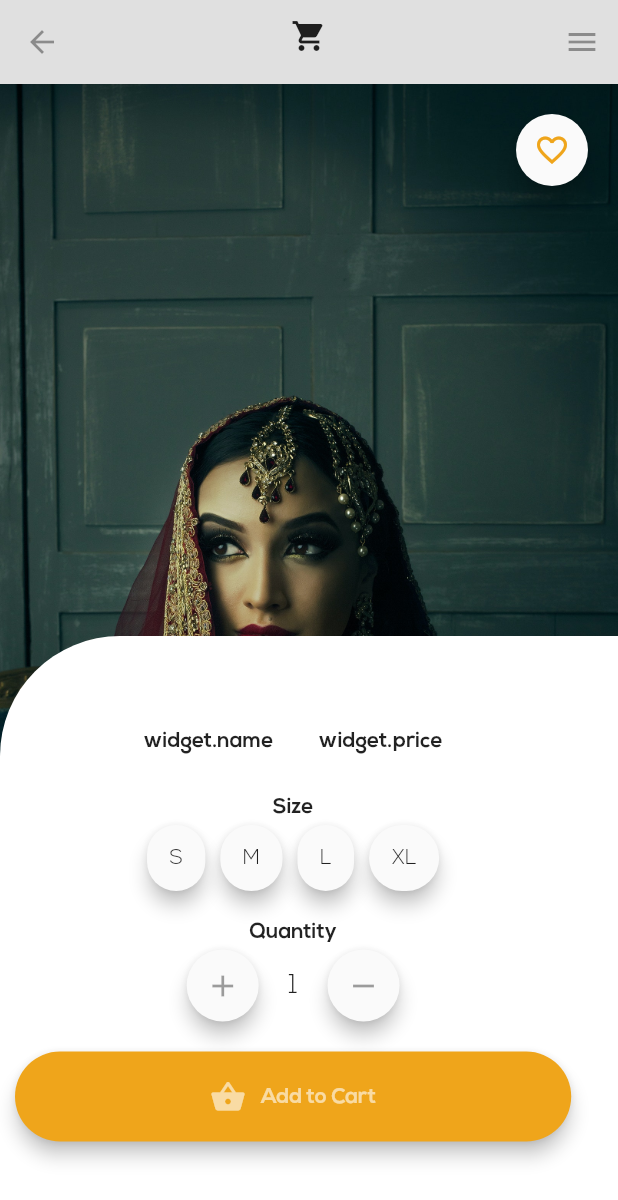
After one commit to Sunny1987/shoppingapp2, a Flutter app: the ProductDisplayPage screen opened directly, after a tap on "Prod", on a phone screen of 412 x 824 dp. The commit adds this screen. Shown: the top 1200 px of the screen. Run offline on Flutter 3.47's test engine with Material 2 defaults, Android fonts, the phone set to English and light mode, and no system bars.

Commit message:
3rd Commit: product details page update

```diff
--- a/lib/views/homepage_view.dart
+++ b/lib/views/homepage_view.dart
@@ -24,9 +24,8 @@ class _HomePageState extends State<HomePage> {
           elevation: 0.0,
           backgroundColor: Colors.grey.shade300,
           iconTheme: new IconThemeData(color: Colors.black38),
-          // actions: <Widget>[
-          //   IconButton(icon: Icon(Icons.search), onPressed: (){})
-          // ],
+          flexibleSpace: IconButton(icon: Icon(Icons.shopping_cart), onPressed: () {}),
+
         ),
         endDrawer: Drawer(),
         body: Container(
--- /dev/null
+++ b/lib/views/product_details.dart
@@ -0,0 +1,343 @@
+import 'package:flutter/material.dart';
+import 'package:shoppingapp2/app_consts/app_var.dart';
+
+class ProductDetailsPage extends StatefulWidget {
+  static String id = 'productdetails';
+
+  final String image;
+  final String name;
+  final String price;
+
+  ProductDetailsPage({this.image, this.name, this.price});
+
+  @override
+  _ProductDetailsPageState createState() => _ProductDetailsPageState();
+}
+
+class _ProductDetailsPageState extends State<ProductDetailsPage>
+    with SingleTickerProviderStateMixin {
+  AnimationController _controller;
+  Animation<double> tween;
+
+  @override
+  void initState() {
+    super.initState();
+    _controller =
+        AnimationController(vsync: this, duration: Duration(milliseconds: 300));
+    tween = Tween<double>(begin: 300, end: 0).animate(_controller)
+      ..addListener(() {
+        setState(() {});
+      });
+    _controller.forward();
+  }
+
+  @override
+  void dispose() {
+    _controller.dispose();
+    super.dispose();
+  }
+
+  @override
+  Widget build(BuildContext context) {
+    return SafeArea(
+      child: Scaffold(
+        appBar: AppBar(
+          elevation: 0.0,
+          backgroundColor: Colors.grey.shade300,
+          iconTheme: new IconThemeData(color: Colors.black38),
+          flexibleSpace:
+              IconButton(icon: Icon(Icons.shopping_cart), onPressed: () {}),
+        ),
+        endDrawer: Drawer(),
+        body: Container(
+          child: Column(
+            children: <Widget>[
+              Expanded(
+                child: Container(
+                  decoration: BoxDecoration(
+                    image: DecorationImage(
+                        image: AssetImage(widget.image), fit: BoxFit.cover),
+                  ),
+                  child: Column(
+                    children: <Widget>[
+                      SizedBox(
+                        height: 20,
+                      ),
+                      Row(
+                        mainAxisAlignment: MainAxisAlignment.end,
+                        children: <Widget>[
+                          Padding(
+                            padding: const EdgeInsets.only(right: 20.0),
+                            child: Material(
+                              elevation: 8.0,
+                              borderRadius: BorderRadius.circular(30.0),
+                              child: IconButton(
+                                  icon: Icon(
+                                    Icons.favorite_border,
+                                    color: Color(myyellow),
+                                  ),
+                                  onPressed: () {}),
+                            ),
+                          )
+                        ],
+                      ),
+                      SizedBox(
+                        height: 300,
+                      ),
+                      Expanded(
+                        //flex: 4,
+                        child: Row(
+                          children: <Widget>[
+                            SizedBox(
+                              width: tween.value,
+                            ),
+                            Expanded(
+                              child: Container(
+                                padding: EdgeInsets.symmetric(horizontal: 10.0),
+                                decoration: BoxDecoration(
+                                    color: Colors.white,
+                                    borderRadius: BorderRadius.only(
+                                      topLeft: Radius.circular(80.0),
+                                      //topRight: Radius.circular(20.0)
+                                    )),
+                                child: ListView(
+                                  scrollDirection: Axis.horizontal,
+                                  children: <Widget>[
+                                    Column(
+                                      mainAxisAlignment:
+                                          MainAxisAlignment.center,
+                                      //crossAxisAlignment: CrossAxisAlignment.stretch,
+                                      children: <Widget>[
+                                        // SizedBox(
+                                        //   height: 0,
+                                        // ),
+                                        Row(
+                                          children: <Widget>[
+                                            Text('widget.name',
+                                                style: TextStyle(
+                                                    fontFamily: 'Nexa',
+                                                    fontWeight:
+                                                        FontWeight.bold)),
+                                            SizedBox(
+                                              width: 30,
+                                            ),
+                                            Text('widget.price',
+                                                style: TextStyle(
+                                                    fontFamily: 'Nexa',
+                                                    fontWeight:
+                                                        FontWeight.bold)),
+                                          ],
+                                        ),
+                                        SizedBox(
+                                          height: 30,
+                                        ),
+                                        Row(
+                                          mainAxisAlignment:
+                                              MainAxisAlignment.start,
+                                          children: <Widget>[
+                                            // SizedBox(
+                                            //   width: 40,
+                                            // ),
+                                            Text('Size',
+                                                style: TextStyle(
+                                                    fontFamily: 'Nexa',
+                                                    fontWeight:
+                                                        FontWeight.bold)),
+                                          ],
+                                        ),
+                                        SizedBox(
+                                          height: 5.0,
+                                        ),
+                                        Row(
+                                          mainAxisAlignment:
+                                              MainAxisAlignment.spaceEvenly,
+                                          children: <Widget>[
+                                            InkWell(
+                                              onTap: () {},
+                                              child: Material(
+                                                  elevation: 5.0,
+                                                  borderRadius:
+                                                      BorderRadius.circular(
+                                                          30.0),
+                                                  child: Padding(
+                                                    padding:
+                                                        const EdgeInsets.all(
+                                                            15.0),
+                                                    child: Text(
+                                                      'S',
+                                                      style: TextStyle(
+                                                          fontFamily: 'Nexa'),
+                                                    ),
+                                                  )),
+                                            ),
+                                            SizedBox(
+                                              width: 10,
+                                            ),
+                                            InkWell(
+                                              onTap: () {},
+                                              child: Material(
+                                                  elevation: 5.0,
+                                                  borderRadius:
+                                                      BorderRadius.circular(
+                                                          30.0),
+                                                  child: Padding(
+                                                    padding:
+                                                        const EdgeInsets.all(
+                                                            15.0),
+                                                    child: Text(
+                                                      'M',
+                                                      style: TextStyle(
+                                                          fontFamily: 'Nexa'),
+                                                    ),
+                                                  )),
+                                            ),
+                                            SizedBox(
+                                              width: 10,
+                                            ),
+                                            InkWell(
+                                              onTap: () {},
+                                              child: Material(
+                                                  elevation: 5.0,
+                                                  borderRadius:
+                                                      BorderRadius.circular(
+                                                          30.0),
+                                                  child: Padding(
+                                                    padding:
+                                                        const EdgeInsets.all(
+                                                            15.0),
+                                                    child: Text(
+                                                      'L',
+                                                      style: TextStyle(
+                                                          fontFamily: 'Nexa'),
+                                                    ),
+                                                  )),
+                                            ),
+                                            SizedBox(
+                                              width: 10,
+                                            ),
+                                            InkWell(
+                                              onTap: () {},
+                                              child: Material(
+                                                  elevation: 5.0,
+                                                  borderRadius:
+                                                      BorderRadius.circular(
+                                                          30.0),
+                                                  child: Padding(
+                                                    padding:
+                                                        const EdgeInsets.all(
+                                                            15.0),
+                                                    child: Text(
+                                                      'XL',
+                                                      style: TextStyle(
+                                                          fontFamily: 'Nexa'),
+                                                    ),
+                                                  )),
+                                            ),
+                                          ],
+                                        ),
+                                        SizedBox(
+                                          height: 20.0,
+                                        ),
+                                        Row(
+                                          children: <Widget>[
+                                            Text('Quantity',
+                                                style: TextStyle(
+                                                    fontFamily: 'Nexa',
+                                                    fontWeight:
+                                                        FontWeight.bold)),
+                                          ],
+                                        ),
+                                        SizedBox(
+                                          height: 5.0,
+                                        ),
+                                        Row(
+                                          //mainAxisAlignment: MainAxisAlignment.spaceEvenly,
+                                          children: <Widget>[
+                                            Material(
+                                                elevation: 5.0,
+                                                borderRadius:
+                                                    BorderRadius.circular(30.0),
+                                                child: IconButton(
+                                                    icon: Icon(Icons.add),
+                                                    onPressed: null)),
+                                            SizedBox(
+                                              width: 20.0,
+                                            ),
+                                            Text(
+                                              '1',
+                                              style: TextStyle(
+                                                  fontFamily: 'Nexa',
+                                                  fontSize: 18.0),
+                                            ),
+                                            SizedBox(
+                                              width: 20.0,
+                                            ),
+                                            Material(
+                                                elevation: 5.0,
+                                                borderRadius:
+                                                    BorderRadius.circular(30.0),
+                                                child: IconButton(
+                                                    icon: Icon(Icons.remove),
+                                                    onPressed: null))
+                                          ],
+                                        ),
+                                        SizedBox(
+                                          height: 20.0,
+                                        ),
+                                        InkWell(
+                                          onTap: () {},
+                                          child: Container(
+                                            width: MediaQuery.of(context)
+                                                    .size
+                                                    .width *
+                                                0.9,
+                                            height: 60,
+                                            child: Material(
+                                              elevation: 5.0,
+                                              color: Color(myyellow),
+                                              borderRadius:
+                                                  BorderRadius.circular(30),
+                                              child: Row(
+                                                mainAxisAlignment:
+                                                    MainAxisAlignment.center,
+                                                children: <Widget>[
+                                                  Icon(
+                                                    Icons.shopping_basket,
+                                                    color: Colors.white60,
+                                                  ),
+                                                  SizedBox(
+                                                    width: 10,
+                                                  ),
+                                                  Text(
+                                                    'Add to Cart',
+                                                    style: TextStyle(
+                                                        fontFamily: 'Nexa',
+                                                        color: Colors.white60,
+                                                        fontWeight:
+                                                            FontWeight.bold),
+                                                  )
+                                                ],
+                                              ),
+                                            ),
+                                          ),
+                                        ),
+                                      ],
+                                    )
+                                  ],
+                                ),
+                              ),
+                            )
+                          ],
+                        ),
+                      )
+                    ],
+                  ),
+                ),
+              ),
+            ],
+          ),
+        ),
+      ),
+    );
+  }
+}
--- a/lib/views/product_view.dart
+++ b/lib/views/product_view.dart
@@ -46,6 +46,8 @@ class _ProductDisplayPageState extends State<ProductDisplayPage>
           elevation: 0.0,
           backgroundColor: Colors.grey.shade300,
           iconTheme: new IconThemeData(color: Colors.black38),
+          flexibleSpace: IconButton(icon: Icon(Icons.shopping_cart), onPressed: () {}),
+
         ),
         endDrawer: Drawer(),
         body: Container(
--- a/lib/widgets/product_card.dart
+++ b/lib/widgets/product_card.dart
@@ -1,5 +1,6 @@
 import 'package:flutter/material.dart';
 import 'package:shoppingapp2/app_consts/app_var.dart';
+import 'package:shoppingapp2/views/product_details.dart';
 
 class ProductCard extends StatefulWidget {
   final String image;
@@ -15,7 +16,15 @@ class ProductCard extends StatefulWidget {
 class _ProductCardState extends State<ProductCard> {
   @override
   Widget build(BuildContext context) {
-    return Container(
+    return InkWell(
+      onTap: () {
+        Navigator.of(context).push(MaterialPageRoute(builder: (context) => ProductDetailsPage(
+          image: widget.image,
+          name: widget.name,
+          price: widget.price,
+        )));
+      },
+      child: Container(
         margin: EdgeInsets.symmetric(horizontal: 10.0, vertical: 10.0),
         //padding: EdgeInsets.only(right: 10.0),
         height: 200,
@@ -33,28 +42,32 @@ class _ProductCardState extends State<ProductCard> {
               child: Row(
                 mainAxisAlignment: MainAxisAlignment.spaceEvenly,
                 children: <Widget>[
-                Text('Prod',
-                style:TextStyle(
-                  fontFamily: 'Nexa',
-                  color: Color(myyellow)
-                ) ,
+                  Text(
+                    'Prod',
+                    style:
+                        TextStyle(fontFamily: 'Nexa', color: Color(myyellow)),
                   ),
-                Text('Price',
-                style:TextStyle(
-                  fontFamily: 'Nexa',
-                  color: Color(myyellow)
-                ) ,),
+                  Text(
+                    'Price',
+                    style:
+                        TextStyle(fontFamily: 'Nexa', color: Color(myyellow)),
+                  ),
                   Material(
                     elevation: 5.0,
                     borderRadius: BorderRadius.circular(30.0),
-                  child: IconButton(icon: Icon(Icons.favorite_border,color: Color(myyellow),), onPressed: null),
-
+                    child: IconButton(
+                        icon: Icon(
+                          Icons.favorite_border,
+                          color: Color(myyellow),
+                        ),
+                        onPressed: null),
                   ),
                 ],
               ),
             ),
           ],
         ),
+      ),
     );
   }
 }
```
Lines whose indentation alone changed are shown as unchanged.
